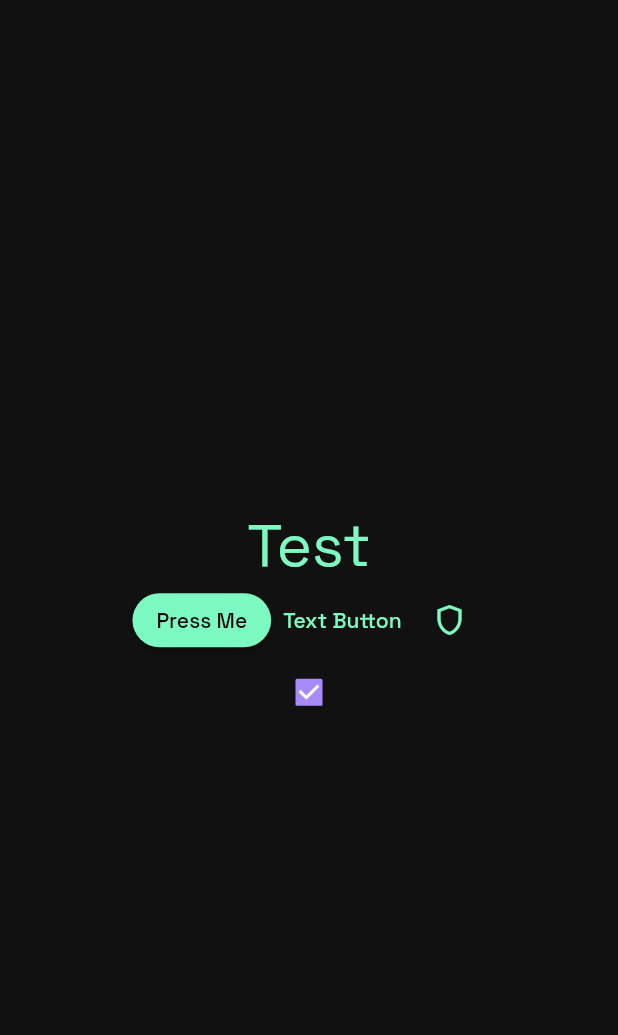
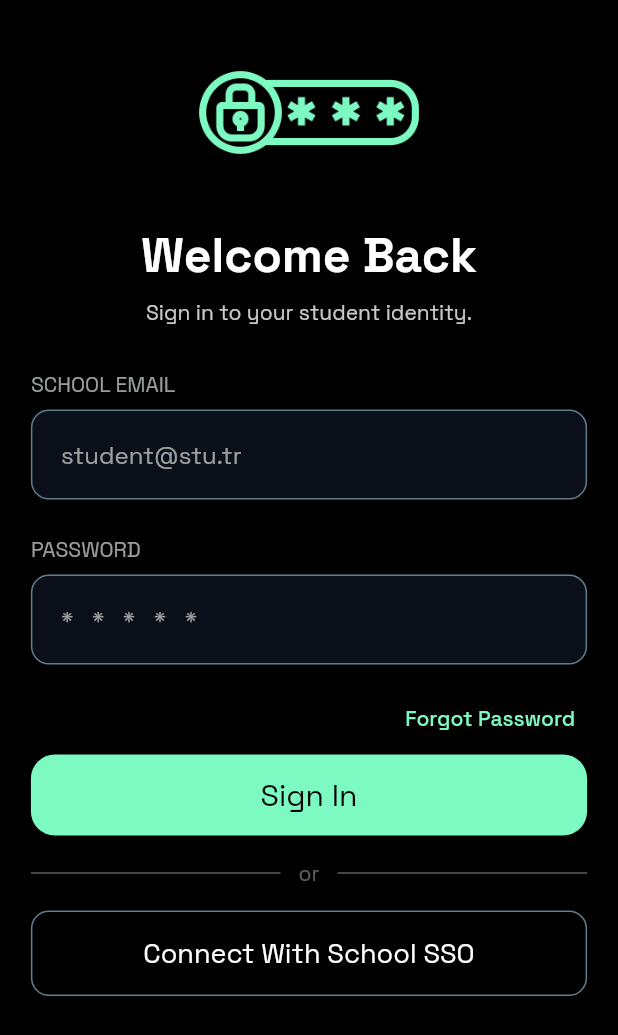
Before and after one commit to marouan-boumchahate/S2dent, a Flutter app: the screen it shows after launch, on a phone screen of 412 x 824 dp. Shown: the top 1035 px of the screen. Run offline on Flutter 3.47's test engine with Material 3 defaults, Android fonts, the phone set to English and light mode, and no system bars; our stand-ins replace device_preview, flex_color_scheme, google_fonts.

Commit message:
Implement Initial Login UI with its components and layout

```diff
--- /dev/null
+++ b/app/lib/components/app_layout.dart
@@ -0,0 +1,36 @@
+import 'package:app/extensions/context_extensions.dart';
+import 'package:app/utils/dimensions.dart';
+import 'package:flutter/material.dart';
+
+class AppLayout extends StatelessWidget {
+  const AppLayout({
+    super.key,
+    required this.child,
+  });
+  final Widget child;
+  @override
+  Widget build(BuildContext context) {
+    return Scaffold(
+      body: Container(
+        color: context.colors.onPrimary,
+        child: SafeArea(
+          bottom: true,
+          child: Container(
+            color: context.colors.onPrimary,
+            width: screenWidth(context),
+            height: screenHeight(context),
+            child: Align(
+              alignment: Alignment.topCenter,
+              child: ConstrainedBox(
+                constraints: BoxConstraints(
+                  maxWidth: widthConstraints(context),
+                ),
+                child: child,
+              ),
+            ),
+          ),
+        ),
+      ),
+    );
+  }
+}
--- /dev/null
+++ b/app/lib/components/auth_textfield.dart
@@ -0,0 +1,53 @@
+import 'package:app/extensions/context_extensions.dart';
+import 'package:flutter/material.dart';
+
+class AuthTextfield extends StatelessWidget {
+  const AuthTextfield({
+    super.key,
+    required this.label,
+    required this.hint,
+    required this.controller,
+    this.textInputAction,
+  });
+
+  final String label;
+  final String hint;
+  final TextEditingController controller;
+  final TextInputAction? textInputAction;
+
+  @override
+  Widget build(BuildContext context) {
+    return Container(
+        padding: EdgeInsets.symmetric(vertical: 12.0),
+        child: Column(
+          crossAxisAlignment: CrossAxisAlignment.start,
+          children: [
+            Padding(
+              padding: const EdgeInsets.only(bottom: 8),
+              child: Text(
+                label,
+                style: TextStyle(
+                  color: context.colors.onSurfaceVariant.withAlpha(200),
+                ),
+              ),
+            ),
+            TextFormField(
+              decoration: InputDecoration(
+                hintText: hint,
+                hintStyle: TextStyle(
+                  color: context.colors.onSurfaceVariant.withAlpha(200),
+                ),
+                filled: true,
+                fillColor: context.colors.primaryContainer,
+                contentPadding: const EdgeInsets.all(20),
+                enabledBorder: OutlineInputBorder(
+                  borderRadius: BorderRadius.circular(12),
+                  borderSide: const BorderSide(color: Colors.blueGrey),
+                ),
+              ),
+              textInputAction: textInputAction,
+            )
+          ],
+        ));
+  }
+}
--- /dev/null
+++ b/app/lib/components/custom_button.dart
@@ -0,0 +1,40 @@
+import 'package:app/extensions/context_extensions.dart';
+import 'package:flutter/material.dart';
+
+class CustomButton extends StatelessWidget {
+  const CustomButton({
+    super.key,
+    required this.onTap,
+    required this.label,
+  });
+  final Function() onTap;
+  final String label;
+
+  @override
+  Widget build(BuildContext context) {
+    return Padding(
+      padding: const EdgeInsets.only(bottom: 16.0),
+      child: Material(
+        color: context.colors.primary,
+        borderRadius: BorderRadius.circular(16),
+        child: InkWell(
+          splashColor: Colors.white.withAlpha(100),
+          borderRadius: BorderRadius.circular(16),
+          onTap: () {},
+          child: Container(
+            padding: EdgeInsets.symmetric(vertical: 14),
+            width: double.infinity,
+            child: Text(
+              label,
+              style: TextStyle(
+                color: context.colors.onPrimary,
+                fontSize: 20,
+              ),
+              textAlign: TextAlign.center,
+            ),
+          ),
+        ),
+      ),
+    );
+  }
+}
--- /dev/null
+++ b/app/lib/components/text_container.dart
@@ -0,0 +1,36 @@
+import 'package:app/extensions/context_extensions.dart';
+import 'package:flutter/material.dart';
+
+class TextContainer extends StatelessWidget {
+  const TextContainer({super.key});
+
+  @override
+  Widget build(BuildContext context) {
+    return Padding(
+      padding: const EdgeInsets.symmetric(vertical: 16.0),
+      child: Material(
+        borderRadius: BorderRadius.circular(12),
+        color: Colors.transparent,
+        child: InkWell(
+          borderRadius: BorderRadius.circular(12),
+          onTap: () {},
+          child: Container(
+            padding: EdgeInsets.symmetric(vertical: 16),
+            width: double.infinity,
+            decoration: BoxDecoration(
+              borderRadius: BorderRadius.circular(12),
+              border: Border.all(
+                color: Colors.blueGrey,
+              ),
+            ),
+            child: Text(
+              "Connect With School SSO",
+              style: TextStyle(color: context.colors.onSurface, fontSize: 18),
+              textAlign: TextAlign.center,
+            ),
+          ),
+        ),
+      ),
+    );
+  }
+}
--- a/app/lib/main.dart
+++ b/app/lib/main.dart
@@ -1,17 +1,16 @@
-import 'package:app/extensions/context_extensions.dart';
+import 'package:app/pages/login_page.dart';
 import 'package:app/theme/flex_color_scheme.dart';
+import 'package:device_preview/device_preview.dart';
 import 'package:flutter/material.dart';
+import 'package:flutter/services.dart';
 
 void main() {
   WidgetsFlutterBinding.ensureInitialized();
-  runApp(
-    MaterialApp(
-      themeMode: ThemeMode.dark,
-      darkTheme: AppTheme.dark,
-      theme: AppTheme.light,
-      home: MyApp(),
-    ),
-  );
+  SystemChrome.setPreferredOrientations([DeviceOrientation.portraitUp]);
+  runApp(DevicePreview(
+    enabled: true,
+    builder: (context) => const MyApp(),
+  ));
 }
 
 class MyApp extends StatelessWidget {
@@ -19,45 +18,13 @@ class MyApp extends StatelessWidget {
 
   @override
   Widget build(BuildContext context) {
-    return Scaffold(
-      body: Center(
-        child: Column(
-          mainAxisAlignment: MainAxisAlignment.center,
-          children: [
-            Text(
-              "Test",
-              style: TextStyle(
-                color: context.colors.primary,
-                fontSize: 40,
-              ),
-            ),
-            Row(
-              mainAxisAlignment: MainAxisAlignment.center,
-              children: [
-                ElevatedButton(
-                  onPressed: () {},
-                  child: Text("Press Me"),
-                ),
-                TextButton(
-                  onPressed: () {},
-                  child: Text("Text Button"),
-                ),
-                IconButton(
-                  onPressed: () {},
-                  icon: Icon(
-                    Icons.shield_outlined,
-                    color: context.colors.primary,
-                  ),
-                ),
-              ],
-            ),
-            Checkbox(
-              value: true,
-              onChanged: (value) {},
-            ),
-          ],
-        ),
-      ),
+    return MaterialApp(
+      locale: DevicePreview.locale(context),
+      builder: DevicePreview.appBuilder,
+      themeMode: ThemeMode.dark,
+      theme: AppTheme.light,
+      darkTheme: AppTheme.dark,
+      home: const LoginPage(),
     );
   }
 }
--- /dev/null
+++ b/app/lib/pages/login_page.dart
@@ -0,0 +1,142 @@
+import 'package:app/components/app_layout.dart';
+import 'package:app/components/auth_textfield.dart';
+import 'package:app/components/custom_button.dart';
+import 'package:app/components/text_container.dart';
+import 'package:app/extensions/context_extensions.dart';
+import 'package:flutter/material.dart';
+
+class LoginPage extends StatefulWidget {
+  const LoginPage({super.key});
+
+  @override
+  State<LoginPage> createState() => _LoginPageState();
+}
+
+class _LoginPageState extends State<LoginPage> {
+  final _formKey = GlobalKey<FormState>();
+  final _emailController = TextEditingController();
+  final _passwordController = TextEditingController();
+  bool isDark = true;
+
+  @override
+  void dispose() {
+    _emailController.dispose();
+    _passwordController.dispose();
+    super.dispose();
+  }
+
+  @override
+  Widget build(BuildContext context) {
+    final icon = Theme.brightnessOf(context) == Brightness.dark
+        ? "assets/password.png"
+        : "assets/password_light.png";
+    return AppLayout(
+        child: SingleChildScrollView(
+      child: Form(
+        key: _formKey,
+        child: Column(
+          mainAxisAlignment: MainAxisAlignment.center,
+          mainAxisSize: MainAxisSize.min,
+          children: [
+            _headerSection(context, icon),
+            _textFields(),
+            _forgotPassword(),
+            CustomButton(onTap: () {}, label: "Sign In"),
+            _orDivider(context),
+            TextContainer(),
+          ],
+        ),
+      ),
+    ));
+  }
+
+  Row _forgotPassword() {
+    return Row(
+      mainAxisAlignment: MainAxisAlignment.end,
+      children: [
+        TextButton(
+          onPressed: () {},
+          child: const Text(
+            "Forgot Password",
+            textAlign: TextAlign.right,
+          ),
+        ),
+      ],
+    );
+  }
+
+  SizedBox _textFields() {
+    return SizedBox(
+      child: Column(
+        children: [
+          AuthTextfield(
+            controller: _emailController,
+            label: "SCHOOL EMAIL",
+            hint: "student@stu.tr",
+            textInputAction: TextInputAction.next,
+          ),
+          AuthTextfield(
+            controller: _passwordController,
+            label: "PASSWORD",
+            hint: "*   *   *   *   *",
+          ),
+        ],
+      ),
+    );
+  }
+
+  Row _orDivider(BuildContext context) {
+    return Row(
+      children: [
+        Expanded(
+          child: Divider(
+            color: context.colors.onSurfaceVariant.withAlpha(120),
+            thickness: 1,
+            endIndent: 12,
+          ),
+        ),
+        Text(
+          "or",
+          style: TextStyle(
+            color: context.colors.onSurfaceVariant.withAlpha(120),
+          ),
+        ),
+        Expanded(
+          child: Divider(
+            color: context.colors.onSurfaceVariant.withAlpha(120),
+            thickness: 1,
+            indent: 12,
+          ),
+        ),
+      ],
+    );
+  }
+
+  Container _headerSection(BuildContext context, String icon) {
+    return Container(
+      padding: const EdgeInsets.only(bottom: 16.0),
+      child: Column(
+        children: [
+          Image.asset(
+            icon,
+            width: 150,
+          ),
+          Text(
+            "Welcome Back",
+            style: TextStyle(
+                fontWeight: FontWeight.bold,
+                fontSize: 32,
+                color: context.colors.onSurface),
+          ),
+          Text(
+            "Sign in to your student identity.",
+            style: TextStyle(
+              height: 2,
+              color: context.colors.onSurface.withAlpha(200),
+            ),
+          ),
+        ],
+      ),
+    );
+  }
+}
--- /dev/null
+++ b/app/lib/utils/dimensions.dart
@@ -0,0 +1,19 @@
+import 'package:flutter/material.dart';
+
+double screenWidth(BuildContext context) {
+  return MediaQuery.sizeOf(context).width;
+}
+
+double screenHeight(BuildContext context) {
+  return MediaQuery.sizeOf(context).height;
+}
+
+double widthConstraints(BuildContext context) {
+  return isMobile(context)
+      ? screenWidth(context) * 0.9
+      : screenWidth(context) * 0.6;
+}
+
+bool isMobile(BuildContext context) {
+  return screenWidth(context) < 600;
+}
```
Also changed, not shown: app/pubspec.yaml (+4 -3 lines), app/assets/password.png (added), app/assets/password_light.png (added), app/pubspec.lock, 1 other file.
